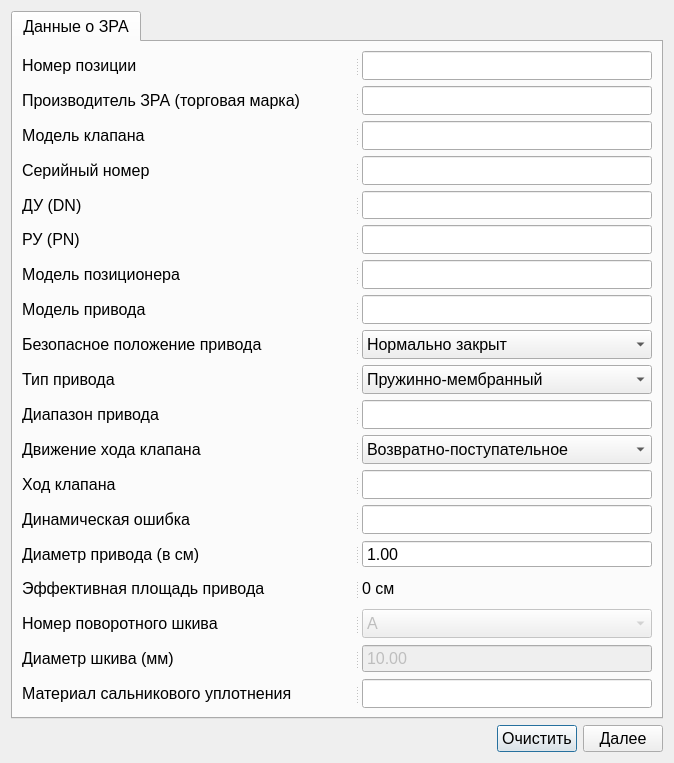
Old version of the form ValveWindow.ui in the repository Rekvim/MpiSki.
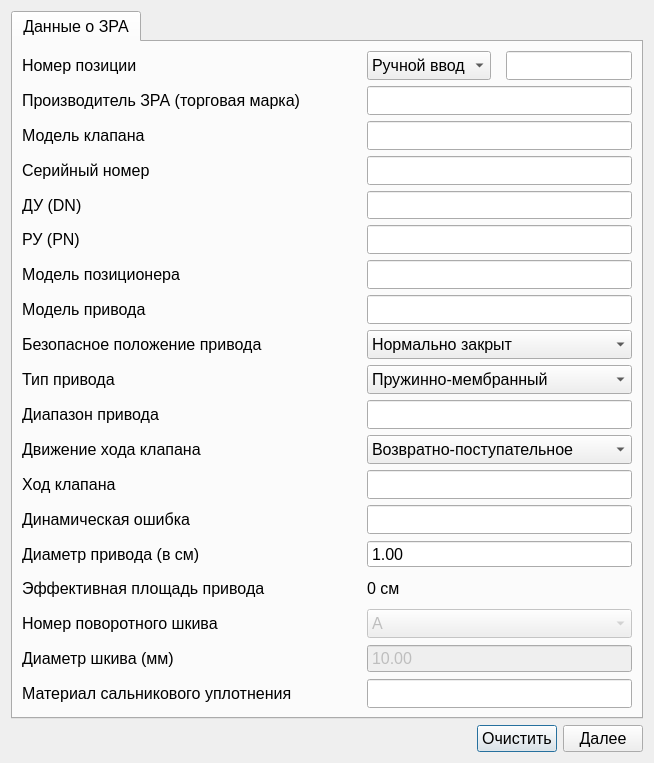
New version of the form.

Diff of the .ui file:
```diff
--- a/ValveWindow.ui
+++ b/ValveWindow.ui
@@ -6,10 +6,16 @@
    <rect>
     <x>0</x>
     <y>0</y>
-    <width>674</width>
+    <width>654</width>
     <height>763</height>
    </rect>
   </property>
+  <property name="sizePolicy">
+   <sizepolicy hsizetype="Expanding" vsizetype="Preferred">
+    <horstretch>0</horstretch>
+    <verstretch>0</verstretch>
+   </sizepolicy>
+  </property>
   <property name="font">
    <font>
     <pointsize>12</pointsize>
@@ -18,9 +24,15 @@
   <property name="windowTitle">
    <string>Информация о ЗРА</string>
   </property>
-  <layout class="QVBoxLayout" name="verticalLayout">
+  <layout class="QVBoxLayout" name="verticalLayout_2">
    <item>
     <widget class="QTabWidget" name="tabWidget">
+     <property name="sizePolicy">
+      <sizepolicy hsizetype="Expanding" vsizetype="Expanding">
+       <horstretch>0</horstretch>
+       <verstretch>0</verstretch>
+      </sizepolicy>
+     </property>
      <property name="minimumSize">
       <size>
        <width>330</width>
@@ -39,15 +51,13 @@
       <attribute name="title">
        <string>Данные о ЗРА</string>
       </attribute>
-      <layout class="QVBoxLayout" name="verticalLayout_2">
+      <layout class="QVBoxLayout" name="verticalLayout">
        <item>
-        <widget class="QSplitter" name="splitter_positionNumber">
-         <property name="orientation">
-          <enum>Qt::Orientation::Horizontal</enum>
+        <layout class="QHBoxLayout" name="horizontalLayout_positionNumber">
+         <property name="spacing">
+          <number>15</number>
          </property>
-         <property name="handleWidth">
-          <number>10</number>
-         </property>
+         <item>
          <widget class="QLabel" name="label_positionNumber">
           <property name="sizePolicy">
            <sizepolicy hsizetype="Preferred" vsizetype="Preferred">
@@ -71,9 +81,26 @@
            <string>Номер позиции</string>
           </property>
          </widget>
+         </item>
+         <item>
+          <widget class="QComboBox" name="comboBox_positionNumber">
+           <property name="sizePolicy">
+            <sizepolicy hsizetype="Expanding" vsizetype="Preferred">
+             <horstretch>0</horstretch>
+             <verstretch>0</verstretch>
+            </sizepolicy>
+           </property>
+           <item>
+            <property name="text">
+             <string>Ручной ввод</string>
+            </property>
+           </item>
+          </widget>
+         </item>
+         <item>
          <widget class="QLineEdit" name="lineEdit_positionNumber">
           <property name="sizePolicy">
-           <sizepolicy hsizetype="Preferred" vsizetype="Preferred">
+            <sizepolicy hsizetype="Expanding" vsizetype="Preferred">
             <horstretch>0</horstretch>
             <verstretch>0</verstretch>
            </sizepolicy>
@@ -85,16 +112,15 @@
            </size>
           </property>
          </widget>
-        </widget>
-       </item>
+         </item>
+        </layout>
+       </item>
        <item>
-        <widget class="QSplitter" name="splitter_manufacturer">
-         <property name="orientation">
-          <enum>Qt::Orientation::Horizontal</enum>
+        <layout class="QHBoxLayout" name="horizontalLayout_manufacturer">
+         <property name="spacing">
+          <number>15</number>
          </property>
-         <property name="handleWidth">
-          <number>10</number>
-         </property>
+         <item>
          <widget class="QLabel" name="label_manufacturer">
           <property name="minimumSize">
            <size>
@@ -112,6 +138,8 @@
            <string>Производитель ЗРА (торговая марка)</string>
           </property>
          </widget>
+         </item>
+         <item>
          <widget class="QLineEdit" name="lineEdit_manufacturer">
           <property name="sizePolicy">
            <sizepolicy hsizetype="Preferred" vsizetype="Preferred">
@@ -126,16 +154,15 @@
            </size>
           </property>
          </widget>
-        </widget>
-       </item>
+         </item>
+        </layout>
+       </item>
        <item>
-        <widget class="QSplitter" name="splitter_valveModel">
-         <property name="orientation">
-          <enum>Qt::Orientation::Horizontal</enum>
+        <layout class="QHBoxLayout" name="horizontalLayout_valveModel">
+         <property name="spacing">
+          <number>15</number>
          </property>
-         <property name="handleWidth">
-          <number>10</number>
-         </property>
+         <item>
          <widget class="QLabel" name="label_valveModel">
           <property name="sizePolicy">
            <sizepolicy hsizetype="Preferred" vsizetype="Preferred">
@@ -159,6 +186,8 @@
            <string>Модель клапана</string>
           </property>
          </widget>
+         </item>
+         <item>
          <widget class="QLineEdit" name="lineEdit_valveModel">
           <property name="sizePolicy">
            <sizepolicy hsizetype="Preferred" vsizetype="Preferred">
@@ -173,16 +202,15 @@
            </size>
           </property>
          </widget>
-        </widget>
-       </item>
+         </item>
+        </layout>
+       </item>
        <item>
-        <widget class="QSplitter" name="splitter_serial">
-         <property name="orientation">
-          <enum>Qt::Orientation::Horizontal</enum>
+        <layout class="QHBoxLayout" name="horizontalLayout_serial">
+         <property name="spacing">
+          <number>15</number>
          </property>
-         <property name="handleWidth">
-          <number>10</number>
-         </property>
+         <item>
          <widget class="QLabel" name="label_serial">
           <property name="sizePolicy">
            <sizepolicy hsizetype="Preferred" vsizetype="Preferred">
@@ -206,6 +234,8 @@
            <string>Серийный номер</string>
           </property>
          </widget>
+         </item>
+         <item>
          <widget class="QLineEdit" name="lineEdit_serial">
           <property name="sizePolicy">
            <sizepolicy hsizetype="Preferred" vsizetype="Preferred">
@@ -220,16 +250,15 @@
            </size>
           </property>
          </widget>
-        </widget>
-       </item>
+         </item>
+        </layout>
+       </item>
        <item>
-        <widget class="QSplitter" name="splitter_DN">
-         <property name="orientation">
-          <enum>Qt::Orientation::Horizontal</enum>
+        <layout class="QHBoxLayout" name="horizontalLayout_DN">
+         <property name="spacing">
+          <number>15</number>
          </property>
-         <property name="handleWidth">
-          <number>10</number>
-         </property>
+         <item>
          <widget class="QLabel" name="label_DN">
           <property name="sizePolicy">
            <sizepolicy hsizetype="Preferred" vsizetype="Preferred">
@@ -253,6 +282,8 @@
            <string>ДУ (DN)</string>
           </property>
          </widget>
+         </item>
+         <item>
          <widget class="QLineEdit" name="lineEdit_DN">
           <property name="sizePolicy">
            <sizepolicy hsizetype="Preferred" vsizetype="Preferred">
@@ -267,16 +298,15 @@
            </size>
           </property>
          </widget>
-        </widget>
-       </item>
+         </item>
+        </layout>
+       </item>
        <item>
-        <widget class="QSplitter" name="splitter_PN">
-         <property name="orientation">
-          <enum>Qt::Orientation::Horizontal</enum>
+        <layout class="QHBoxLayout" name="horizontalLayout_PN">
+         <property name="spacing">
+          <number>15</number>
          </property>
-         <property name="handleWidth">
-          <number>10</number>
-         </property>
+         <item>
          <widget class="QLabel" name="label_PN">
           <property name="sizePolicy">
            <sizepolicy hsizetype="Preferred" vsizetype="Preferred">
@@ -300,6 +330,8 @@
            <string>РУ (PN)</string>
           </property>
          </widget>
+         </item>
+         <item>
          <widget class="QLineEdit" name="lineEdit_PN">
           <property name="sizePolicy">
            <sizepolicy hsizetype="Preferred" vsizetype="Preferred">
@@ -314,16 +346,15 @@
            </size>
           </property>
          </widget>
-        </widget>
-       </item>
+         </item>
+        </layout>
+       </item>
        <item>
-        <widget class="QSplitter" name="splitter_positionerModel">
-         <property name="orientation">
-          <enum>Qt::Orientation::Horizontal</enum>
+        <layout class="QHBoxLayout" name="horizontalLayout_positionerModel">
+         <property name="spacing">
+          <number>15</number>
          </property>
-         <property name="handleWidth">
-          <number>10</number>
-         </property>
+         <item>
          <widget class="QLabel" name="label_positionerModel">
           <property name="sizePolicy">
            <sizepolicy hsizetype="Preferred" vsizetype="Preferred">
@@ -347,6 +378,8 @@
            <string>Модель позиционера</string>
           </property>
          </widget>
+         </item>
+         <item>
          <widget class="QLineEdit" name="lineEdit_positionerModel">
           <property name="sizePolicy">
            <sizepolicy hsizetype="Preferred" vsizetype="Preferred">
@@ -361,16 +394,15 @@
            </size>
           </property>
          </widget>
-        </widget>
-       </item>
+         </item>
+        </layout>
+       </item>
        <item>
-        <widget class="QSplitter" name="splitter_modelDrive">
-         <property name="orientation">
-          <enum>Qt::Orientation::Horizontal</enum>
+        <layout class="QHBoxLayout" name="horizontalLayout_modelDrive">
+         <property name="spacing">
+          <number>15</number>
          </property>
-         <property name="handleWidth">
-          <number>10</number>
-         </property>
+         <item>
          <widget class="QLabel" name="label_modelDrive">
           <property name="sizePolicy">
            <sizepolicy hsizetype="Preferred" vsizetype="Preferred">
@@ -394,6 +426,8 @@
            <string>Модель привода</string>
           </property>
          </widget>
+         </item>
+         <item>
          <widget class="QLineEdit" name="lineEdit_modelDrive">
           <property name="sizePolicy">
            <sizepolicy hsizetype="Preferred" vsizetype="Preferred">
@@ -408,16 +442,15 @@
            </size>
           </property>
          </widget>
-        </widget>
-       </item>
+         </item>
+        </layout>
+       </item>
        <item>
-        <widget class="QSplitter" name="splitter_safePosition">
-         <property name="orientation">
-          <enum>Qt::Orientation::Horizontal</enum>
+        <layout class="QHBoxLayout" name="horizontalLayout_safePosition">
+         <property name="spacing">
+          <number>15</number>
          </property>
-         <property name="handleWidth">
-          <number>10</number>
-         </property>
+         <item>
          <widget class="QLabel" name="label_safePosition">
           <property name="sizePolicy">
            <sizepolicy hsizetype="Preferred" vsizetype="Preferred">
@@ -441,6 +474,8 @@
            <string>Безопасное положение привода</string>
           </property>
          </widget>
+         </item>
+         <item>
          <widget class="QComboBox" name="comboBox_safePosition">
           <property name="sizePolicy">
            <sizepolicy hsizetype="Preferred" vsizetype="Preferred">
@@ -465,16 +500,15 @@
            </property>
           </item>
          </widget>
-        </widget>
-       </item>
+         </item>
+        </layout>
+       </item>
        <item>
-        <widget class="QSplitter" name="splitter_typeDrive">
-         <property name="orientation">
-          <enum>Qt::Orientation::Horizontal</enum>
+        <layout class="QHBoxLayout" name="horizontalLayout_typeDrive">
+         <property name="spacing">
+          <number>15</number>
          </property>
-         <property name="handleWidth">
-          <number>10</number>
-         </property>
+         <item>
          <widget class="QLabel" name="label_typeDrive">
           <property name="sizePolicy">
            <sizepolicy hsizetype="Preferred" vsizetype="Preferred">
@@ -498,6 +532,8 @@
            <string>Тип привода</string>
           </property>
          </widget>
+         </item>
+         <item>
          <widget class="QComboBox" name="comboBox_typeDrive">
           <property name="sizePolicy">
            <sizepolicy hsizetype="Preferred" vsizetype="Preferred">
@@ -522,16 +558,15 @@
            </property>
           </item>
          </widget>
-        </widget>
-       </item>
+         </item>
+        </layout>
+       </item>
        <item>
-        <widget class="QSplitter" name="splitter_rangeDrive">
-         <property name="orientation">
-          <enum>Qt::Orientation::Horizontal</enum>
+        <layout class="QHBoxLayout" name="horizontalLayout_rangeDrive">
+         <property name="spacing">
+          <number>15</number>
          </property>
-         <property name="handleWidth">
-          <number>10</number>
-         </property>
+         <item>
          <widget class="QLabel" name="label_rangeDrive">
           <property name="sizePolicy">
            <sizepolicy hsizetype="Preferred" vsizetype="Preferred">
@@ -555,6 +590,8 @@
            <string>Диапазон привода</string>
           </property>
          </widget>
+         </item>
+         <item>
          <widget class="QLineEdit" name="lineEdit_rangeDrive">
           <property name="sizePolicy">
            <sizepolicy hsizetype="Preferred" vsizetype="Preferred">
@@ -569,16 +606,15 @@
            </size>
           </property>
          </widget>
-        </widget>
-       </item>
+         </item>
+        </layout>
+       </item>
        <item>
-        <widget class="QSplitter" name="splitter_strokeMovement">
-         <property name="orientation">
-          <enum>Qt::Orientation::Horizontal</enum>
+        <layout class="QHBoxLayout" name="horizontalLayout_strokeMovement">
+         <property name="spacing">
+          <number>15</number>
          </property>
-         <property name="handleWidth">
-          <number>10</number>
-         </property>
+         <item>
          <widget class="QLabel" name="label_strokeMovement">
           <property name="sizePolicy">
            <sizepolicy hsizetype="Preferred" vsizetype="Preferred">
@@ -602,6 +638,8 @@
            <string>Движение хода клапана</string>
           </property>
          </widget>
+         </item>
+         <item>
          <widget class="QComboBox" name="comboBox_strokeMovement">
           <property name="sizePolicy">
            <sizepolicy hsizetype="Preferred" vsizetype="Preferred">
@@ -626,16 +664,15 @@
            </property>
           </item>
          </widget>
-        </widget>
-       </item>
+         </item>
+        </layout>
+       </item>
        <item>
-        <widget class="QSplitter" name="splitter_valveStroke">
-         <property name="orientation">
-          <enum>Qt::Orientation::Horizontal</enum>
+        <layout class="QHBoxLayout" name="horizontalLayout_valveStroke">
+         <property name="spacing">
+          <number>15</number>
          </property>
-         <property name="handleWidth">
-          <number>10</number>
-         </property>
+         <item>
          <widget class="QLabel" name="label_valveStroke">
           <property name="sizePolicy">
            <sizepolicy hsizetype="Preferred" vsizetype="Preferred">
@@ -659,6 +696,8 @@
            <string>Ход клапана</string>
           </property>
          </widget>
+         </item>
+         <item>
          <widget class="QLineEdit" name="lineEdit_valveStroke">
           <property name="sizePolicy">
            <sizepolicy hsizetype="Preferred" vsizetype="Preferred">
@@ -673,16 +712,15 @@
            </size>
           </property>
          </widget>
-        </widget>
-       </item>
+         </item>
+        </layout>
+       </item>
        <item>
-        <widget class="QSplitter" name="splitter_dinamicError">
-         <property name="orientation">
-          <enum>Qt::Orientation::Horizontal</enum>
+        <layout class="QHBoxLayout" name="horizontalLayout_dinamicError">
+         <property name="spacing">
+          <number>15</number>
          </property>
-         <property name="handleWidth">
-          <number>10</number>
-         </property>
+         <item>
          <widget class="QLabel" name="label_dinamicError">
           <property name="sizePolicy">
            <sizepolicy hsizetype="Preferred" vsizetype="Preferred">
@@ -706,6 +744,8 @@
            <string>Динамическая ошибка</string>
           </property>
          </widget>
+         </item>
+         <item>
          <widget class="QLineEdit" name="lineEdit_dinamicError">
           <property name="sizePolicy">
            <sizepolicy hsizetype="Preferred" vsizetype="Preferred">
@@ -720,16 +760,15 @@
            </size>
           </property>
          </widget>
-        </widget>
-       </item>
+         </item>
+        </layout>
+       </item>
        <item>
-        <widget class="QSplitter" name="splitter_diameterDrive">
-         <property name="orientation">
-          <enum>Qt::Orientation::Horizontal</enum>
+        <layout class="QHBoxLayout" name="horizontalLayout_diameterDrive">
+         <property name="spacing">
+          <number>15</number>
          </property>
-         <property name="handleWidth">
-          <number>10</number>
-         </property>
+         <item>
          <widget class="QLabel" name="label_diameterDrive">
           <property name="sizePolicy">
            <sizepolicy hsizetype="Preferred" vsizetype="Preferred">
@@ -753,6 +792,8 @@
            <string>Диаметр привода (в см)</string>
           </property>
          </widget>
+         </item>
+         <item>
          <widget class="QDoubleSpinBox" name="doubleSpinBox_diameterDrive">
           <property name="sizePolicy">
            <sizepolicy hsizetype="Preferred" vsizetype="Preferred">
@@ -776,16 +817,15 @@
            <double>100.000000000000000</double>
           </property>
          </widget>
-        </widget>
-       </item>
+         </item>
+        </layout>
+       </item>
        <item>
-        <widget class="QSplitter" name="splitter_square">
-         <property name="orientation">
-          <enum>Qt::Orientation::Horizontal</enum>
+        <layout class="QHBoxLayout" name="horizontalLayout_square">
+         <property name="spacing">
+          <number>15</number>
          </property>
-         <property name="handleWidth">
-          <number>10</number>
-         </property>
+         <item>
          <widget class="QLabel" name="label_square">
           <property name="sizePolicy">
            <sizepolicy hsizetype="Preferred" vsizetype="Preferred">
@@ -809,6 +849,8 @@
            <string>Эффективная площадь привода</string>
           </property>
          </widget>
+         </item>
+         <item>
          <widget class="QLabel" name="label_valueSquare">
           <property name="sizePolicy">
            <sizepolicy hsizetype="Preferred" vsizetype="Preferred">
@@ -826,16 +868,15 @@
            <string>0 см</string>
           </property>
          </widget>
-        </widget>
-       </item>
+         </item>
+        </layout>
+       </item>
        <item>
-        <widget class="QSplitter" name="splitter_toolNumber">
-         <property name="orientation">
-          <enum>Qt::Orientation::Horizontal</enum>
+        <layout class="QHBoxLayout" name="horizontalLayout_toolNumber">
+         <property name="spacing">
+          <number>15</number>
          </property>
-         <property name="handleWidth">
-          <number>10</number>
-         </property>
+         <item>
          <widget class="QLabel" name="label_toolNumber">
           <property name="sizePolicy">
            <sizepolicy hsizetype="Preferred" vsizetype="Preferred">
@@ -859,6 +900,8 @@
            <string>Номер поворотного шкива</string>
           </property>
          </widget>
+         </item>
+         <item>
          <widget class="QComboBox" name="comboBox_toolNumber">
           <property name="enabled">
            <bool>false</bool>
@@ -901,16 +944,15 @@
            </property>
           </item>
          </widget>
-        </widget>
-       </item>
+         </item>
+        </layout>
+       </item>
        <item>
-        <widget class="QSplitter" name="splitter_diameterPulley">
-         <property name="orientation">
-          <enum>Qt::Orientation::Horizontal</enum>
+        <layout class="QHBoxLayout" name="horizontalLayout_diameterPulley">
+         <property name="spacing">
+          <number>15</number>
          </property>
-         <property name="handleWidth">
-          <number>10</number>
-         </property>
+         <item>
          <widget class="QLabel" name="label_diameterPulley">
           <property name="sizePolicy">
            <sizepolicy hsizetype="Preferred" vsizetype="Preferred">
@@ -934,6 +976,8 @@
            <string>Диаметр шкива (мм)</string>
           </property>
          </widget>
+         </item>
+         <item>
          <widget class="QDoubleSpinBox" name="doubleSpinBox_diameterPulley">
           <property name="enabled">
            <bool>false</bool>
@@ -963,16 +1007,15 @@
            <double>10.000000000000000</double>
           </property>
          </widget>
-        </widget>
-       </item>
+         </item>
+        </layout>
+       </item>
        <item>
-        <widget class="QSplitter" name="splitter_materialStuffingBoxSeal">
-         <property name="orientation">
-          <enum>Qt::Orientation::Horizontal</enum>
+        <layout class="QHBoxLayout" name="horizontalLayout_materialStuffingBoxSeal">
+         <property name="spacing">
+          <number>15</number>
          </property>
-         <property name="handleWidth">
-          <number>10</number>
-         </property>
+         <item>
          <widget class="QLabel" name="label_materialStuffingBoxSeal">
           <property name="sizePolicy">
            <sizepolicy hsizetype="Preferred" vsizetype="Preferred">
@@ -996,6 +1039,8 @@
            <string>Материал сальникового уплотнения</string>
           </property>
          </widget>
+         </item>
+         <item>
          <widget class="QLineEdit" name="lineEdit_materialStuffingBoxSeal">
           <property name="sizePolicy">
            <sizepolicy hsizetype="Preferred" vsizetype="Preferred">
@@ -1010,7 +1055,8 @@
            </size>
           </property>
          </widget>
-        </widget>
+         </item>
+        </layout>
        </item>
       </layout>
      </widget>
```
Left out of the diff: 12 changed lines with no effect on the pictures. Lines whose indentation alone changed are shown as unchanged.
